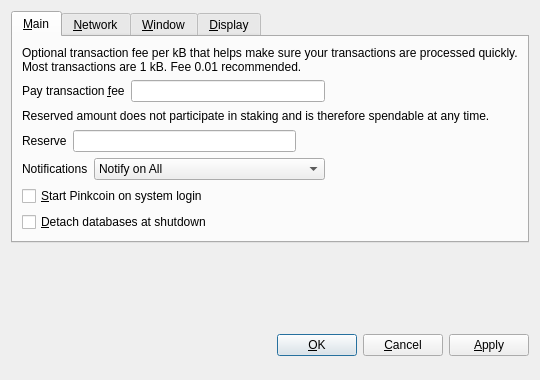
Pink2Dev/Pink2, file src/qt/forms/optionsdialog.ui: the form before one commit.
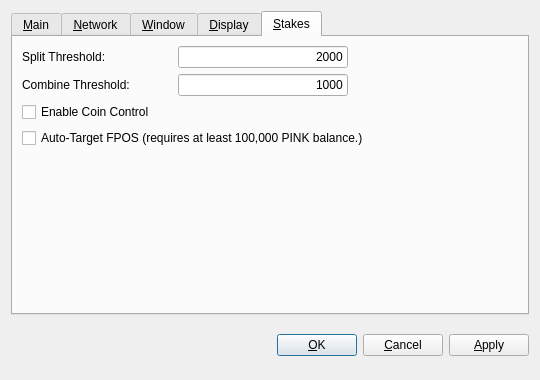
The form after the commit. The open tabs and pages were chosen to show the change. Custom widgets are drawn as their Qt base class.

```diff
--- a/src/qt/forms/optionsdialog.ui
+++ b/src/qt/forms/optionsdialog.ui
@@ -122,52 +122,6 @@
          </item>
         </layout>
        </item>
-       <item>
-        <layout class="QHBoxLayout" name="horizontalLayout">
-         <property name="spacing">
-          <number>6</number>
-         </property>
-         <item>
-          <widget class="QLabel" name="labelNotifications">
-           <property name="text">
-            <string>Notifications</string>
-           </property>
-          </widget>
-         </item>
-         <item>
-          <widget class="QComboBox" name="comboNotificationLevel">
-           <item>
-            <property name="text">
-             <string>Notify on All</string>
-            </property>
-           </item>
-           <item>
-            <property name="text">
-             <string>Notify on Send/Receipt of Coins Only</string>
-            </property>
-           </item>
-           <item>
-            <property name="text">
-             <string>Disable Notifications</string>
-            </property>
-           </item>
-          </widget>
-         </item>
-         <item>
-          <spacer name="horizontalSpacer">
-           <property name="orientation">
-            <enum>Qt::Horizontal</enum>
-           </property>
-           <property name="sizeHint" stdset="0">
-            <size>
-             <width>40</width>
-             <height>20</height>
-            </size>
-           </property>
-          </spacer>
-         </item>
-        </layout>
-       </item>
        <item>
         <widget class="QCheckBox" name="bitcoinAtStartup">
          <property name="toolTip">
@@ -188,6 +142,19 @@
          </property>
         </widget>
        </item>
+       <item>
+        <spacer name="verticalSpacer">
+         <property name="orientation">
+          <enum>Qt::Vertical</enum>
+         </property>
+         <property name="sizeHint" stdset="0">
+          <size>
+           <width>20</width>
+           <height>40</height>
+          </size>
+         </property>
+        </spacer>
+       </item>
       </layout>
      </widget>
      <widget class="QWidget" name="tabNetwork">
@@ -363,7 +330,40 @@
       <attribute name="title">
        <string>&amp;Display</string>
       </attribute>
-      <layout class="QVBoxLayout" name="verticalLayout_Display">
+      <layout class="QVBoxLayout" name="verticalLayout_3">
+       <item>
+        <layout class="QHBoxLayout" name="horizontalLayout">
+         <property name="spacing">
+          <number>6</number>
+         </property>
+         <item>
+          <widget class="QLabel" name="labelNotifications">
+           <property name="text">
+            <string>Notifications:</string>
+           </property>
+          </widget>
+         </item>
+         <item>
+          <widget class="QComboBox" name="comboNotificationLevel">
+           <item>
+            <property name="text">
+             <string>Notify on All</string>
+            </property>
+           </item>
+           <item>
+            <property name="text">
+             <string>Notify on Send/Receipt of Coins Only</string>
+            </property>
+           </item>
+           <item>
+            <property name="text">
+             <string>Disable Notifications</string>
+            </property>
+           </item>
+          </widget>
+         </item>
+        </layout>
+       </item>
        <item>
         <layout class="QHBoxLayout" name="horizontalLayout_1_Display">
          <item>
@@ -413,17 +413,166 @@
         </layout>
        </item>
        <item>
+        <spacer name="verticalSpacer_3">
+         <property name="orientation">
+          <enum>Qt::Vertical</enum>
+         </property>
+         <property name="sizeHint" stdset="0">
+          <size>
+           <width>20</width>
+           <height>40</height>
+          </size>
+         </property>
+        </spacer>
+       </item>
+      </layout>
+     </widget>
+     <widget class="QWidget" name="tabStakes">
+      <attribute name="title">
+       <string>&amp;Stakes</string>
+      </attribute>
+      <layout class="QVBoxLayout" name="verticalLayout_2">
+       <item>
+        <layout class="QHBoxLayout" name="horizontalLayout_2">
+         <item>
+          <widget class="QLabel" name="labelSplitThreshold">
+           <property name="minimumSize">
+            <size>
+             <width>150</width>
+             <height>0</height>
+            </size>
+           </property>
+           <property name="toolTip">
+            <string>Split coin chunks larger than this size when staking.</string>
+           </property>
+           <property name="whatsThis">
+            <string>&lt;html&gt;&lt;head/&gt;&lt;body&gt;&lt;p&gt;The wallet holds coins in chunks in the size that you receive them.&lt;br/&gt;&lt;br/&gt;For example, if Suzy sends me 20 PINK, Andy sends me 300 PINK, and BOB sends me 1000 PINK, I will have 1320 PINK in my wallet - 1 chunk of 1000, 1 chunk of 300, and 1 chunk of 20. &lt;br/&gt;&lt;br/&gt;Too many chunks in your wallet can make your wallet run slowly. Too few will cause you to stake less. &lt;br/&gt;&lt;br/&gt;Coin chunks larger than this amount will be split into two equal amounts when they stake. &lt;br/&gt;&lt;br/&gt;Maintaining a wallet with fewer than 1000 chunks is recommended.&lt;/p&gt;&lt;/body&gt;&lt;/html&gt;</string>
+           </property>
+           <property name="text">
+            <string>Split Threshold:</string>
+           </property>
+          </widget>
+         </item>
+         <item>
+          <widget class="QLineEdit" name="splitThreshold">
+           <property name="acceptDrops">
+            <bool>false</bool>
+           </property>
+           <property name="inputMethodHints">
+            <set>Qt::ImhDigitsOnly</set>
+           </property>
+           <property name="text">
+            <string>2000</string>
+           </property>
+           <property name="maxLength">
+            <number>10</number>
+           </property>
+           <property name="frame">
+            <bool>true</bool>
+           </property>
+           <property name="alignment">
+            <set>Qt::AlignRight|Qt::AlignTrailing|Qt::AlignVCenter</set>
+           </property>
+           <property name="placeholderText">
+            <string/>
+           </property>
+          </widget>
+         </item>
+         <item>
+          <spacer name="horizontalSpacer_5">
+           <property name="orientation">
+            <enum>Qt::Horizontal</enum>
+           </property>
+           <property name="sizeHint" stdset="0">
+            <size>
+             <width>40</width>
+             <height>20</height>
+            </size>
+           </property>
+          </spacer>
+         </item>
+        </layout>
+       </item>
+       <item>
+        <layout class="QHBoxLayout" name="horizontalLayout_3">
+         <item>
+          <widget class="QLabel" name="label_2">
+           <property name="minimumSize">
+            <size>
+             <width>150</width>
+             <height>0</height>
+            </size>
+           </property>
+           <property name="toolTip">
+            <string>Combine coin chunks up to this amount when staking.</string>
+           </property>
+           <property name="whatsThis">
+            <string>&lt;html&gt;&lt;head/&gt;&lt;body&gt;&lt;p&gt;The wallet holds coins in chunks in the size that you receive them.&lt;br/&gt;&lt;br/&gt;For example, if Suzy sends me 20 PINK, Andy sends me 300 PINK, and BOB sends me 1000 PINK, I will have 1320 PINK in my wallet - 1 chunk of 1000, 1 chunk of 300, and 1 chunk of 20. &lt;br/&gt;&lt;br/&gt;Too many chunks in your wallet can make your wallet run slowly. Too few will cause you to stake less. &lt;br/&gt;&lt;br/&gt;This setting allows you maintain a minimum coin chunk size within your wallet. Amounts smaller than this will be combined together up to this amount. &lt;/p&gt;&lt;p&gt;Maintaining a wallet with fewer than 1000 chunks is recommended.&lt;/p&gt;&lt;/body&gt;&lt;/html&gt;</string>
+           </property>
+           <property name="text">
+            <string>Combine Threshold:</string>
+           </property>
+          </widget>
+         </item>
+         <item>
+          <widget class="QLineEdit" name="combineThreshold">
+           <property name="acceptDrops">
+            <bool>false</bool>
+           </property>
+           <property name="layoutDirection">
+            <enum>Qt::RightToLeft</enum>
+           </property>
+           <property name="inputMethodHints">
+            <set>Qt::ImhDigitsOnly</set>
+           </property>
+           <property name="text">
+            <string>1000</string>
+           </property>
+           <property name="maxLength">
+            <number>10</number>
+           </property>
+           <property name="alignment">
+            <set>Qt::AlignRight|Qt::AlignTrailing|Qt::AlignVCenter</set>
+           </property>
+           <property name="placeholderText">
+            <string/>
+           </property>
+          </widget>
+         </item>
+         <item>
+          <spacer name="horizontalSpacer_6">
+           <property name="orientation">
+            <enum>Qt::Horizontal</enum>
+           </property>
+           <property name="sizeHint" stdset="0">
+            <size>
+             <width>40</width>
+             <height>20</height>
+            </size>
+           </property>
+          </spacer>
+         </item>
+        </layout>
+       </item>
+       <item>
         <widget class="QCheckBox" name="coinControlFeatures">
          <property name="toolTip">
           <string>Whether to show coin control features or not.</string>
          </property>
          <property name="text">
-          <string>Display coin &amp;control features (experts only!)</string>
+          <string>Enable Coin Control</string>
          </property>
         </widget>
        </item>
        <item>
-        <spacer name="verticalSpacer_Display">
+        <widget class="QCheckBox" name="targetFPOS">
+         <property name="text">
+          <string>Auto-Target FPOS (requires at least 100,000 PINK balance.)</string>
+         </property>
+        </widget>
+       </item>
+       <item>
+        <spacer name="verticalSpacer_2">
          <property name="orientation">
           <enum>Qt::Vertical</enum>
          </property>
@@ -439,19 +588,6 @@
      </widget>
     </widget>
    </item>
-   <item>
-    <spacer name="verticalSpacer">
-     <property name="orientation">
-      <enum>Qt::Vertical</enum>
-     </property>
-     <property name="sizeHint" stdset="0">
-      <size>
-       <width>20</width>
-       <height>40</height>
-      </size>
-     </property>
-    </spacer>
-   </item>
    <item>
     <layout class="QHBoxLayout" name="horizontalLayout_Buttons">
      <item>
```
Left out of the diff: 5 changed lines with no effect on the pictures.
